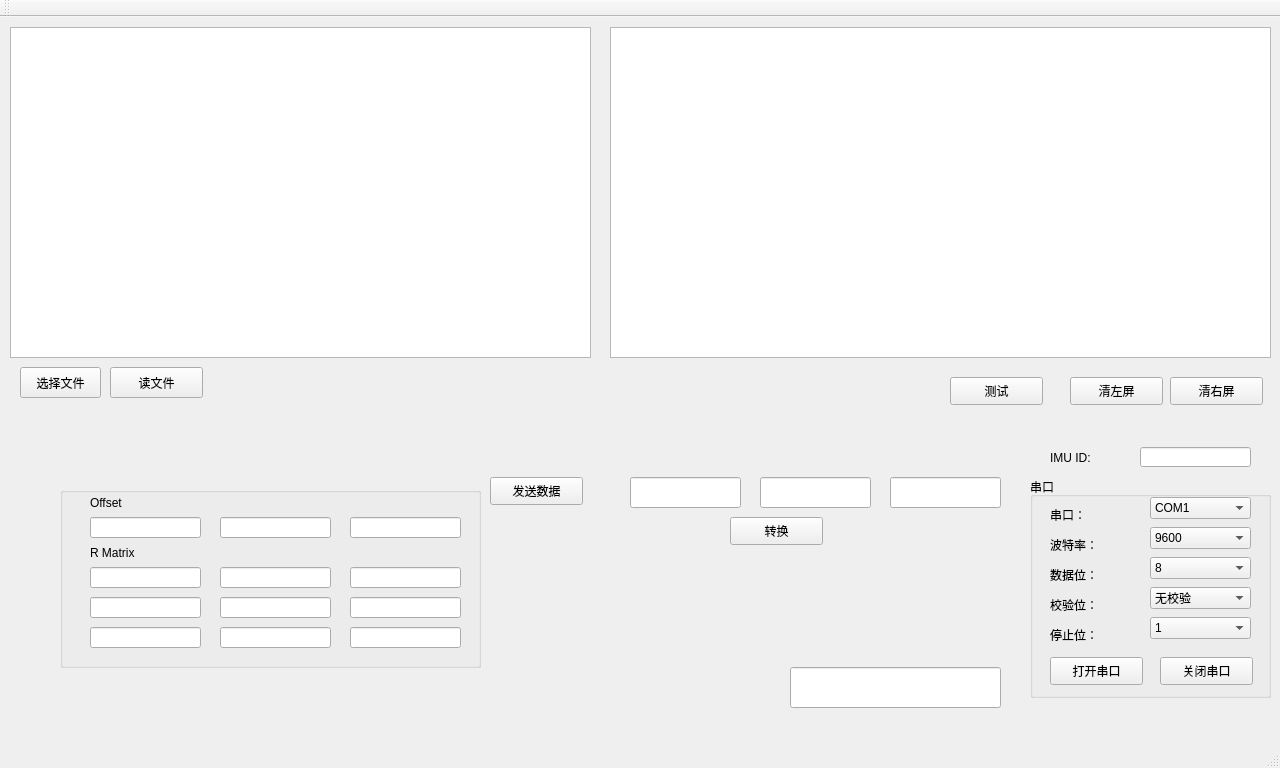
Before: the Qt Designer form mainwindow.ui in chichu9825/QT_serail_communication, drawn with Qt 5.
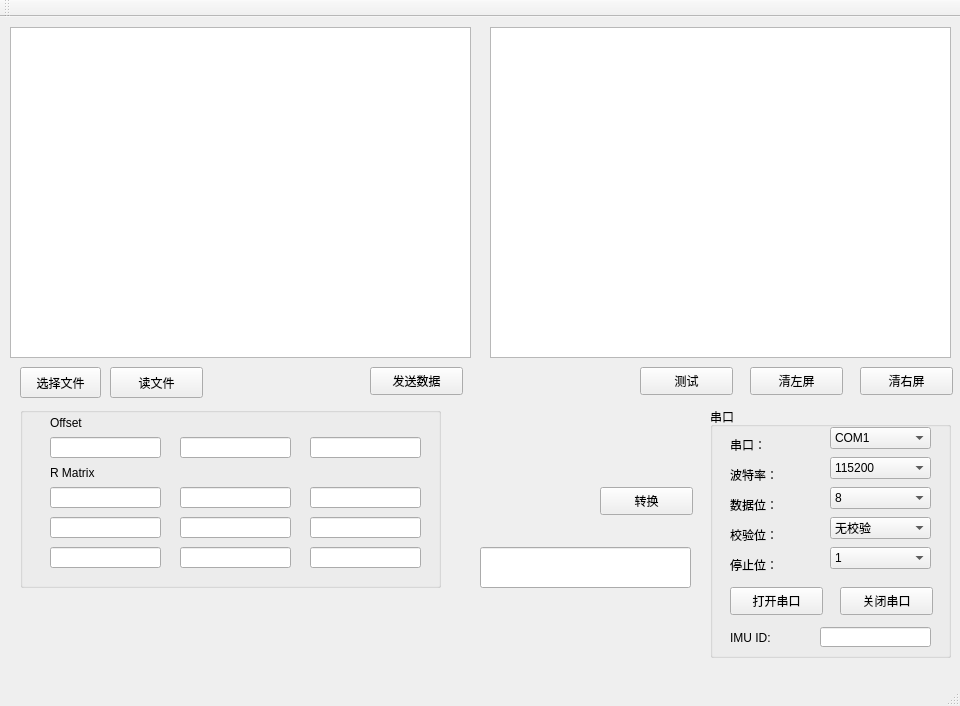
After: the same form once the commit is applied.

Diff of the .ui file:
```diff
--- a/mainwindow.ui
+++ b/mainwindow.ui
@@ -6,8 +6,8 @@
    <rect>
     <x>0</x>
     <y>0</y>
-    <width>1280</width>
-    <height>768</height>
+    <width>960</width>
+    <height>706</height>
    </rect>
   </property>
   <property name="windowTitle">
@@ -19,7 +19,7 @@
      <rect>
       <x>10</x>
       <y>10</y>
-      <width>581</width>
+      <width>461</width>
       <height>331</height>
      </rect>
     </property>
@@ -39,8 +39,8 @@
    <widget class="QPushButton" name="sendMsgBtn">
     <property name="geometry">
      <rect>
-      <x>490</x>
-      <y>460</y>
+      <x>370</x>
+      <y>350</y>
       <width>93</width>
       <height>28</height>
      </rect>
@@ -52,8 +52,8 @@
    <widget class="QLineEdit" name="sendMsgLineEdit">
     <property name="geometry">
      <rect>
-      <x>790</x>
-      <y>650</y>
+      <x>480</x>
+      <y>530</y>
       <width>211</width>
       <height>41</height>
      </rect>
@@ -62,10 +62,10 @@
    <widget class="QGroupBox" name="groupBox">
     <property name="geometry">
      <rect>
-      <x>1030</x>
-      <y>460</y>
+      <x>710</x>
+      <y>390</y>
       <width>241</width>
-      <height>221</height>
+      <height>251</height>
      </rect>
     </property>
     <property name="title">
@@ -215,6 +215,11 @@
        <height>22</height>
       </rect>
      </property>
+     <item>
+      <property name="text">
+       <string>115200</string>
+      </property>
+     </item>
      <item>
       <property name="text">
        <string>9600</string>
@@ -422,12 +427,35 @@
       <string>关闭串口</string>
      </property>
     </widget>
+    <widget class="QLabel" name="label_6">
+     <property name="geometry">
+      <rect>
+       <x>20</x>
+       <y>220</y>
+       <width>54</width>
+       <height>21</height>
+      </rect>
+     </property>
+     <property name="text">
+      <string>IMU ID:</string>
+     </property>
+    </widget>
+    <widget class="QLineEdit" name="IMU_ID_lineEdit">
+     <property name="geometry">
+      <rect>
+       <x>110</x>
+       <y>220</y>
+       <width>111</width>
+       <height>20</height>
+      </rect>
+     </property>
+    </widget>
    </widget>
    <widget class="QPushButton" name="TranBtn">
     <property name="geometry">
      <rect>
-      <x>730</x>
-      <y>500</y>
+      <x>600</x>
+      <y>470</y>
       <width>93</width>
       <height>28</height>
      </rect>
@@ -436,41 +464,11 @@
      <string>转换</string>
     </property>
    </widget>
-   <widget class="QLineEdit" name="lineEdit">
-    <property name="geometry">
-     <rect>
-      <x>630</x>
-      <y>460</y>
-      <width>111</width>
-      <height>31</height>
-     </rect>
-    </property>
-   </widget>
-   <widget class="QLineEdit" name="lineEdit_2">
-    <property name="geometry">
-     <rect>
-      <x>760</x>
-      <y>460</y>
-      <width>111</width>
-      <height>31</height>
-     </rect>
-    </property>
-   </widget>
-   <widget class="QLineEdit" name="lineEdit_3">
-    <property name="geometry">
-     <rect>
-      <x>890</x>
-      <y>460</y>
-      <width>111</width>
-      <height>31</height>
-     </rect>
-    </property>
-   </widget>
    <widget class="QGroupBox" name="groupBox_2">
     <property name="geometry">
      <rect>
-      <x>60</x>
-      <y>470</y>
+      <x>20</x>
+      <y>390</y>
       <width>421</width>
       <height>181</height>
      </rect>
@@ -628,8 +626,8 @@
    <widget class="QPushButton" name="CleanLeftScreamBtn">
     <property name="geometry">
      <rect>
-      <x>1070</x>
-      <y>360</y>
+      <x>750</x>
+      <y>350</y>
       <width>93</width>
       <height>28</height>
      </rect>
@@ -641,8 +639,8 @@
    <widget class="QPushButton" name="testBtn">
     <property name="geometry">
      <rect>
-      <x>950</x>
-      <y>360</y>
+      <x>640</x>
+      <y>350</y>
       <width>93</width>
       <height>28</height>
      </rect>
@@ -667,9 +665,9 @@
    <widget class="QTextBrowser" name="textBrowser_2">
     <property name="geometry">
      <rect>
-      <x>610</x>
+      <x>490</x>
       <y>10</y>
-      <width>661</width>
+      <width>461</width>
       <height>331</height>
      </rect>
     </property>
@@ -686,8 +684,8 @@
    <widget class="QPushButton" name="CleanRightScreamBtn">
     <property name="geometry">
      <rect>
-      <x>1170</x>
-      <y>360</y>
+      <x>860</x>
+      <y>350</y>
       <width>93</width>
       <height>28</height>
      </rect>
@@ -709,29 +707,6 @@
      <string>选择文件</string>
     </property>
    </widget>
-   <widget class="QLineEdit" name="IMU_ID_lineEdit">
-    <property name="geometry">
-     <rect>
-      <x>1140</x>
-      <y>430</y>
-      <width>111</width>
-      <height>20</height>
-     </rect>
-    </property>
-   </widget>
-   <widget class="QLabel" name="label_6">
-    <property name="geometry">
-     <rect>
-      <x>1050</x>
-      <y>430</y>
-      <width>54</width>
-      <height>21</height>
-     </rect>
-    </property>
-    <property name="text">
-     <string>IMU ID:</string>
-    </property>
-   </widget>
   </widget>
   <widget class="QMenuBar" name="menuBar">
    <property name="geometry">
```
Left out of the diff: 9 changed lines with no effect on the pictures.
